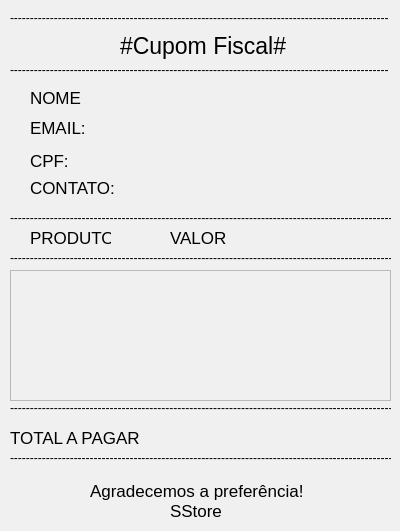
Old version of the form E_commerce/nota_fiscal.ui in the repository sergiolstavares/E-commerce.
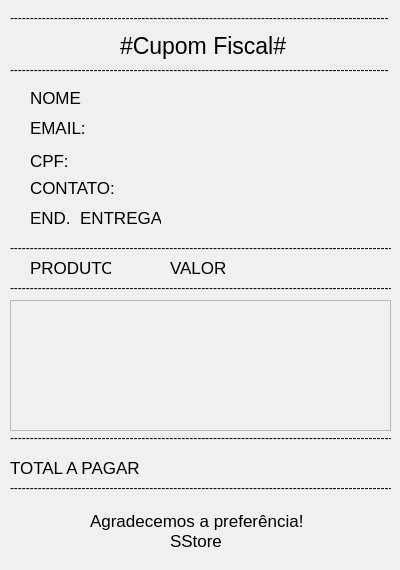
New version of the form.

What changed in the file:
```diff
--- a/E_commerce/nota_fiscal.ui
+++ b/E_commerce/nota_fiscal.ui
@@ -7,7 +7,7 @@
     <x>0</x>
     <y>0</y>
     <width>400</width>
-    <height>531</height>
+    <height>570</height>
    </rect>
   </property>
   <property name="font">
@@ -214,7 +214,7 @@
     <property name="geometry">
      <rect>
       <x>10</x>
-      <y>210</y>
+      <y>240</y>
       <width>381</width>
       <height>16</height>
      </rect>
@@ -227,7 +227,7 @@
     <property name="geometry">
      <rect>
       <x>30</x>
-      <y>230</y>
+      <y>260</y>
       <width>81</width>
       <height>16</height>
      </rect>
@@ -245,7 +245,7 @@
     <property name="geometry">
      <rect>
       <x>170</x>
-      <y>230</y>
+      <y>260</y>
       <width>61</width>
       <height>16</height>
      </rect>
@@ -263,7 +263,7 @@
     <property name="geometry">
      <rect>
       <x>10</x>
-      <y>250</y>
+      <y>280</y>
       <width>381</width>
       <height>16</height>
      </rect>
@@ -276,7 +276,7 @@
     <property name="geometry">
      <rect>
       <x>10</x>
-      <y>400</y>
+      <y>430</y>
       <width>381</width>
       <height>16</height>
      </rect>
@@ -289,7 +289,7 @@
     <property name="geometry">
      <rect>
       <x>10</x>
-      <y>430</y>
+      <y>460</y>
       <width>131</width>
       <height>16</height>
      </rect>
@@ -307,7 +307,7 @@
     <property name="geometry">
      <rect>
       <x>150</x>
-      <y>430</y>
+      <y>460</y>
       <width>171</width>
       <height>21</height>
      </rect>
@@ -325,7 +325,7 @@
     <property name="geometry">
      <rect>
       <x>10</x>
-      <y>450</y>
+      <y>480</y>
       <width>381</width>
       <height>16</height>
      </rect>
@@ -338,7 +338,7 @@
     <property name="geometry">
      <rect>
       <x>90</x>
-      <y>480</y>
+      <y>510</y>
       <width>221</width>
       <height>21</height>
      </rect>
@@ -356,7 +356,7 @@
     <property name="geometry">
      <rect>
       <x>170</x>
-      <y>500</y>
+      <y>530</y>
       <width>51</width>
       <height>21</height>
      </rect>
@@ -377,7 +377,7 @@
     <property name="geometry">
      <rect>
       <x>10</x>
-      <y>270</y>
+      <y>300</y>
       <width>381</width>
       <height>131</height>
      </rect>
@@ -430,6 +430,42 @@
      <set>Qt::AlignLeading</set>
     </property>
    </widget>
+   <widget class="QLabel" name="label_11">
+    <property name="geometry">
+     <rect>
+      <x>30</x>
+      <y>210</y>
+      <width>131</width>
+      <height>16</height>
+     </rect>
+    </property>
+    <property name="font">
+     <font>
+      <pointsize>13</pointsize>
+     </font>
+    </property>
+    <property name="text">
+     <string>END.  ENTREGA:</string>
+    </property>
+   </widget>
+   <widget class="QLabel" name="end_nota">
+    <property name="geometry">
+     <rect>
+      <x>170</x>
+      <y>210</y>
+      <width>221</width>
+      <height>31</height>
+     </rect>
+    </property>
+    <property name="font">
+     <font>
+      <pointsize>13</pointsize>
+     </font>
+    </property>
+    <property name="text">
+     <string/>
+    </property>
+   </widget>
   </widget>
  </widget>
  <resources/>
```
